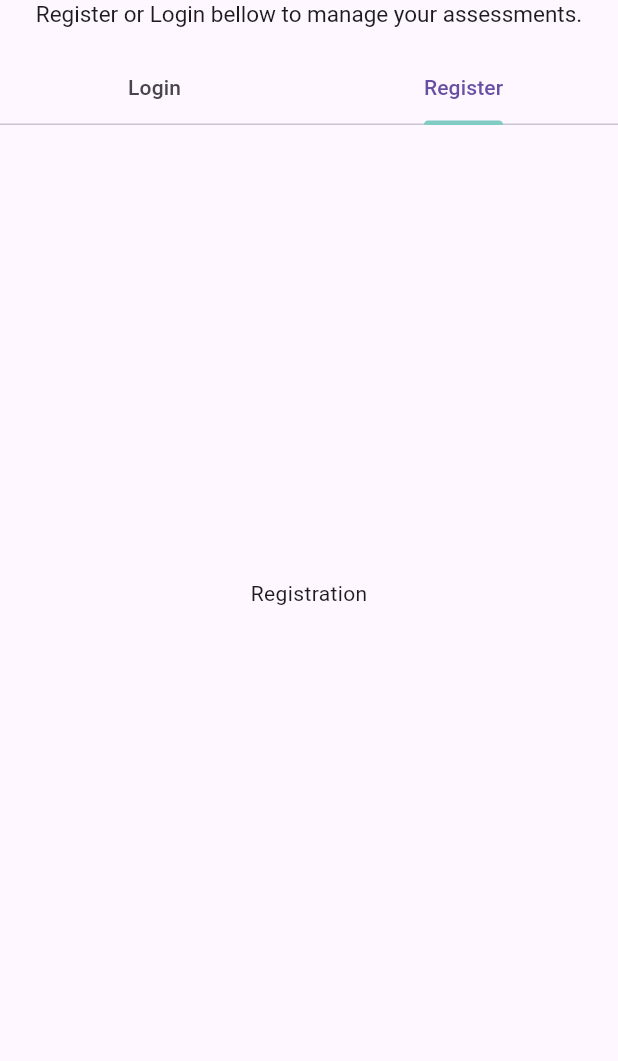
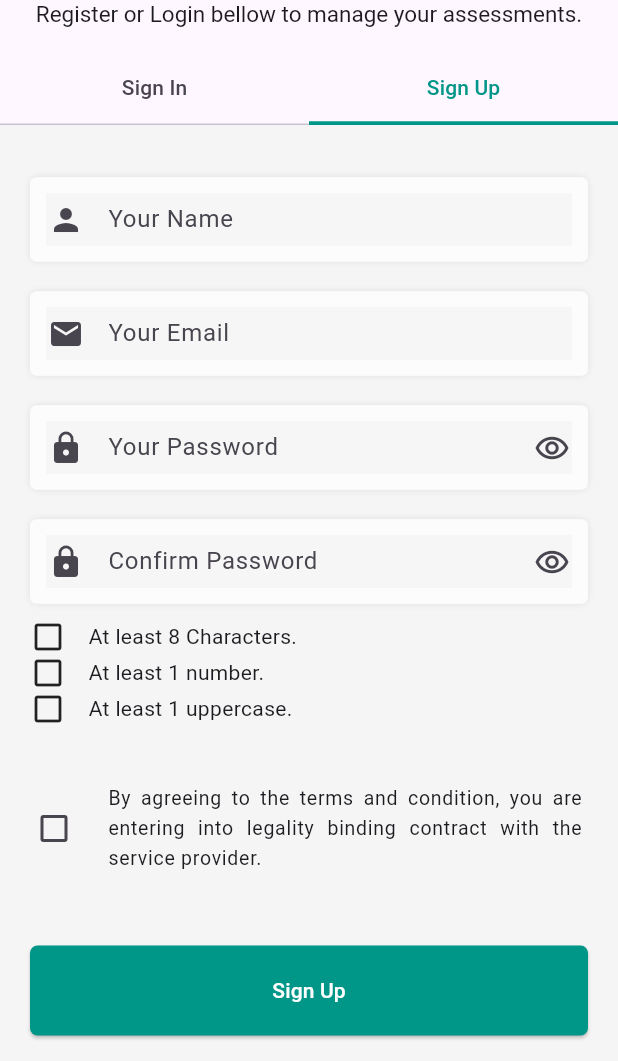
Before and after one commit to Angelou-cious/phil-iri, a Flutter app: the screen it shows after launch, tab 2 chosen, on a phone screen of 412 x 824 dp, the part 175-1236 px from its top. Run offline on Flutter 3.47's test engine with Material 3 defaults, Android fonts, the phone set to English and light mode, and no system bars; our stand-ins replace flutter_svg, lottie.

Commit message:
add sign up page UI

```diff
--- a/lib/src/auth/views/login_page.dart
+++ b/lib/src/auth/views/login_page.dart
@@ -42,20 +42,14 @@ class LoginPage extends StatelessWidget {
                 padding: EdgeInsets.all(10.0),
                 child: CustomTextFormField(
                   hintText: 'Email',
-                  prefixIcon: Icon(
-                    color: Colors.teal,
-                    Icons.email,
-                  ),
+                  prefixIcon: Icons.email,
                 ),
               ),
               const Padding(
                 padding: EdgeInsets.all(10.0),
                 child: CustomTextFormField(
                   hintText: 'Password',
-                  prefixIcon: Icon(
-                    color: Colors.teal,
-                    Icons.lock,
-                  ),
+                  prefixIcon: Icons.lock,
                 ),
               ),
               const SizedBox(
--- a/lib/src/auth/views/registration_page.dart
+++ /dev/null
@@ -1,12 +0,0 @@
-import 'package:flutter/material.dart';
-
-class RegistrationPage extends StatelessWidget {
-  const RegistrationPage({super.key});
-
-  @override
-  Widget build(BuildContext context) {
-    return const Scaffold(
-      body: Center(child: Text('Registration')),
-    );
-  }
-}
--- /dev/null
+++ b/lib/src/auth/views/signup_page.dart
@@ -0,0 +1,156 @@
+import 'package:flutter/material.dart';
+import 'package:phil_iri/src/auth/widgets/custom_button.dart';
+import 'package:phil_iri/src/auth/widgets/custom_text_form_field.dart';
+import 'package:phil_iri/src/auth/widgets/validation.dart';
+
+class SignupPage extends StatefulWidget {
+  const SignupPage({super.key});
+
+  @override
+  State<SignupPage> createState() => _SignupPageState();
+}
+
+class _SignupPageState extends State<SignupPage> {
+  bool isObscure = false;
+  bool checkTerms = false;
+
+  @override
+  Widget build(BuildContext context) {
+    return Scaffold(
+      body: Container(
+        decoration: BoxDecoration(
+          color: Colors.grey[100],
+        ),
+        child: SingleChildScrollView(
+          child: Column(
+            children: [
+              const SizedBox(
+                height: 35.0,
+              ),
+              const Padding(
+                padding: EdgeInsets.symmetric(horizontal: 20),
+                child: CustomTextFormField(
+                  hintText: 'Your Name',
+                  prefixIcon: Icons.person,
+                ),
+              ),
+              const SizedBox(
+                height: 20.0,
+              ),
+              const Padding(
+                padding: EdgeInsets.symmetric(horizontal: 20.0),
+                child: CustomTextFormField(
+                  hintText: 'Your Email',
+                  prefixIcon: Icons.email,
+                ),
+              ),
+              const SizedBox(
+                height: 20.0,
+              ),
+              Padding(
+                padding: const EdgeInsets.symmetric(horizontal: 20.0),
+                child: CustomTextFormField(
+                  hintText: 'Your Password',
+                  prefixIcon: Icons.lock,
+                  suffixIcon: isObscure
+                      ? Icons.remove_red_eye
+                      : Icons.remove_red_eye_outlined,
+                  onTap: () {
+                    setState(() {
+                      isObscure = !isObscure;
+                    });
+                  },
+                ),
+              ),
+              const SizedBox(
+                height: 20.0,
+              ),
+              Padding(
+                padding: const EdgeInsets.symmetric(horizontal: 20.0),
+                child: CustomTextFormField(
+                  hintText: 'Confirm Password',
+                  prefixIcon: Icons.lock,
+                  suffixIcon: isObscure
+                      ? Icons.remove_red_eye
+                      : Icons.remove_red_eye_outlined,
+                  onTap: () {
+                    setState(() {
+                      isObscure = !isObscure;
+                    });
+                  },
+                ),
+              ),
+              const SizedBox(
+                height: 10.0,
+              ),
+              const Padding(
+                padding: EdgeInsets.symmetric(
+                  horizontal: 20,
+                ),
+                child: Validation(
+                  label: 'At least 8 Characters.',
+                  icon: Icons.check_box_outline_blank,
+                ),
+              ),
+              const Padding(
+                padding: EdgeInsets.symmetric(
+                  horizontal: 20,
+                ),
+                child: Validation(
+                  label: 'At least 1 number.',
+                  icon: Icons.check_box_outline_blank,
+                ),
+              ),
+              const Padding(
+                padding: EdgeInsets.symmetric(
+                  horizontal: 20,
+                ),
+                child: Validation(
+                  label: 'At least 1 uppercase.',
+                  icon: Icons.check_box_outline_blank,
+                ),
+              ),
+              const SizedBox(
+                height: 30.0,
+              ),
+              CheckboxListTile(
+                value: checkTerms,
+                onChanged: (bool? value) {
+                  setState(() {
+                    checkTerms = value!;
+                  });
+                },
+                controlAffinity: ListTileControlAffinity.leading,
+                title: const Text(
+                    style: TextStyle(
+                      fontSize: 13.0,
+                    ),
+                    textAlign: TextAlign.justify,
+                    "By agreeing to the terms and condition, you are entering into legality binding contract with the service provider."),
+              ),
+              const SizedBox(
+                height: 20.0,
+              ),
+              Padding(
+                padding: const EdgeInsets.all(20.0),
+                child: ElevatedButton(
+                  onPressed: () {},
+                  style: ElevatedButton.styleFrom(
+                    foregroundColor: Colors.white,
+                    backgroundColor: Colors.teal,
+                    surfaceTintColor: Colors.teal,
+                    minimumSize: const Size.fromHeight(60.0),
+                    shape: RoundedRectangleBorder(
+                      borderRadius: BorderRadius.circular(5),
+                    ),
+                  ),
+                  child: const Text('Sign Up'),
+                ),
+              ),
+            ],
+          ),
+        ),
+      ),
+    );
+  }
+}
--- a/lib/src/auth/views/widget_tree.dart
+++ b/lib/src/auth/views/widget_tree.dart
@@ -1,10 +1,10 @@
 import 'package:flutter/material.dart';
 import 'package:phil_iri/src/auth/views/login_page.dart';
-import 'package:phil_iri/src/auth/views/registration_page.dart';
+import 'package:phil_iri/src/auth/views/signup_page.dart';
 
 List<Widget> pages = [
   const LoginPage(),
-  const RegistrationPage(),
+  const SignupPage(),
 ];
 
 class AuthWidgetTree extends StatefulWidget {
@@ -26,12 +26,27 @@ class AuthWidgetTreeState extends State<AuthWidgetTree> {
             preferredSize: const Size.fromHeight(200),
             child: AppBar(
               toolbarHeight: 150,
-              bottom: TabBar(
-                tabs: const [
-                  Tab(text: 'Login'),
-                  Tab(text: 'Register'),
+              bottom: const TabBar(
+                labelColor: Colors.teal,
+                labelStyle: TextStyle(color: Colors.white),
+                indicatorSize: TabBarIndicatorSize.tab,
+                indicatorColor: Colors.white,
+                indicator: BoxDecoration(
+                  border: Border(
+                    bottom: BorderSide(
+                      color: Colors.teal,
+                      width: 2.5,
+                    ),
+                  ),
+                ),
+                tabs: [
+                  Tab(
+                    text: 'Sign In',
+                  ),
+                  Tab(
+                    text: 'Sign Up',
+                  ),
                 ],
-                indicatorColor: Colors.teal.shade200,
               ),
               title: const Center(
                 child: Column(
--- a/lib/src/auth/widgets/custom_button.dart
+++ b/lib/src/auth/widgets/custom_button.dart
@@ -16,7 +16,7 @@ class CustomButton extends StatelessWidget {
   Widget build(BuildContext context) {
     return ElevatedButton(
       style: ElevatedButton.styleFrom(
-        foregroundColor: Colors.white,
+        foregroundColor: Colors.black54,
         surfaceTintColor: Colors.white,
         minimumSize: const Size.fromHeight(60.0),
         shape: RoundedRectangleBorder(
--- a/lib/src/auth/widgets/custom_text_form_field.dart
+++ b/lib/src/auth/widgets/custom_text_form_field.dart
@@ -5,10 +5,14 @@ class CustomTextFormField extends StatelessWidget {
     super.key,
     required this.hintText,
     required this.prefixIcon,
+    this.suffixIcon,
+    this.onTap,
   });
 
   final String hintText;
-  final Icon prefixIcon;
+  final IconData prefixIcon;
+  final IconData? suffixIcon;
+  final void Function()? onTap;
   @override
   Widget build(BuildContext context) {
     return Container(
@@ -23,9 +27,11 @@ class CustomTextFormField extends StatelessWidget {
         ],
       ),
       child: TextFormField(
+        onTap: onTap,
         decoration: InputDecoration(
           hintText: hintText,
-          prefixIcon: prefixIcon,
+          prefixIcon: Icon(prefixIcon),
+          suffixIcon: Icon(suffixIcon),
           fillColor: Colors.white70,
           filled: true,
           focusColor: Colors.white70,
--- /dev/null
+++ b/lib/src/auth/widgets/validation.dart
@@ -0,0 +1,30 @@
+import 'package:flutter/material.dart';
+
+class Validation extends StatefulWidget {
+  const Validation({
+    super.key,
+    required this.label,
+    required this.icon,
+  });
+
+  final String label;
+  final IconData icon;
+
+  @override
+  State<Validation> createState() => _ValidationState();
+}
+
+class _ValidationState extends State<Validation> {
+  @override
+  Widget build(BuildContext context) {
+    return Row(
+      children: [
+        Icon(widget.icon),
+        const SizedBox(
+          width: 15,
+        ),
+        Text(widget.label),
+      ],
+    );
+  }
+}
```
